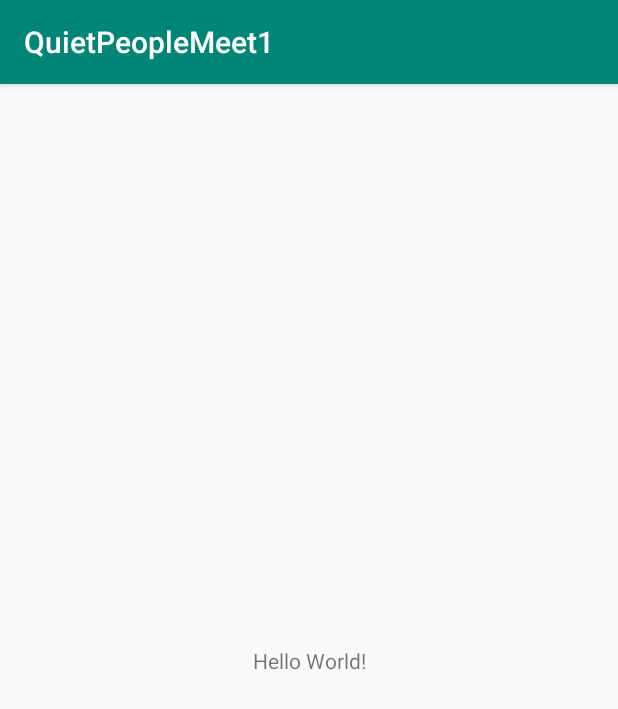
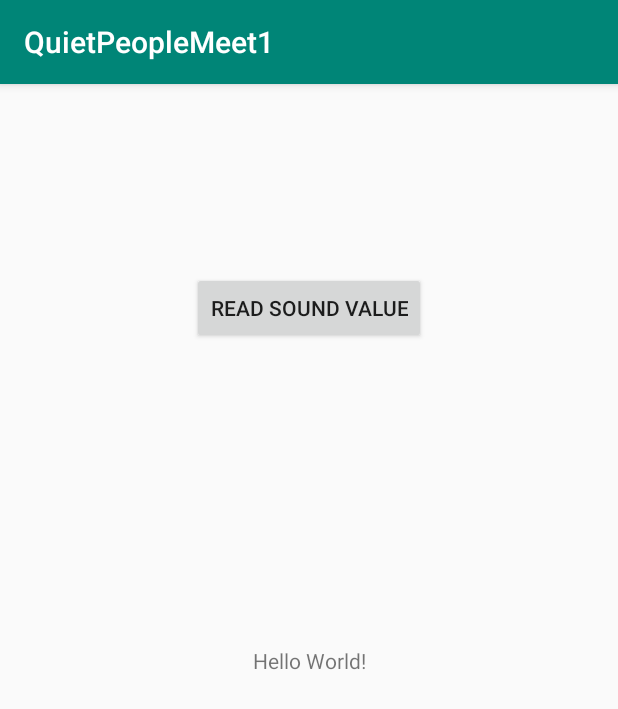
Before and after one commit to ZaneRammal/QuietPeopleMeet, an Android app: the screen it shows after launch (Home), on a phone screen of 412 x 824 dp. Shown: the top 709 px of the screen. Run offline under Robolectric (Android 15) with nearby library versions, the light colour scheme and no system bars.

Commit message:
Sound reader class works. UI button added for testing purposes

```diff
--- a/app/src/main/java/ca/uoit/quietpeoplemeet1/Home.java
+++ b/app/src/main/java/ca/uoit/quietpeoplemeet1/Home.java
@@ -1,9 +1,20 @@
 package ca.uoit.quietpeoplemeet1;
 
+import android.Manifest;
+import android.content.pm.PackageManager;
+import android.os.AsyncTask;
+import android.support.v4.app.ActivityCompat;
+import android.support.v4.content.ContextCompat;
 import android.support.v7.app.AppCompatActivity;
 import android.os.Bundle;
+import android.view.View;
+import android.widget.TextView;
+import android.Manifest;
 
 public class Home extends AppCompatActivity {
+
+    TextView tv;
+    SoundReader sr;
 
     @Override
     protected void onCreate(Bundle savedInstanceState) {
@@ -12,7 +23,30 @@ public class Home extends AppCompatActivity {
 
 
 
+        tv = findViewById(R.id.soundLevelTextView);
+        sr = new SoundReader();
+        try {
+            sr.start();
+        } catch (Exception e) {
+            e.printStackTrace();
+        }
+
+       // soundUpdater.run();
+
+    }
+
+
+    public void readSound(View v){
+
+        String TextValue = Double.toString(sr.getAmplitude());
+
+        tv.setText(TextValue);
+
 
 
     }
+
+
+
+
 }
--- a/app/src/main/java/ca/uoit/quietpeoplemeet1/SoundReader.java
+++ b/app/src/main/java/ca/uoit/quietpeoplemeet1/SoundReader.java
@@ -2,45 +2,38 @@ package ca.uoit.quietpeoplemeet1;
 
 import android.media.MediaRecorder;
 
-import java.io.File;
-
 public class SoundReader {
 
-    MediaRecorder mr;
+    private MediaRecorder mic = null;
 
-    public SoundReader(){
+    public void start() throws Exception{
+        if (mic == null) {
+            mic = new MediaRecorder();
+            mic.setAudioSource(MediaRecorder.AudioSource.MIC);
+            mic.setOutputFormat(MediaRecorder.OutputFormat.THREE_GPP);
+            mic.setAudioEncoder(MediaRecorder.AudioEncoder.AMR_NB);
+            mic.setOutputFile("/dev/null");
+            mic.prepare();
+            mic.start();
+        }
+    }
 
-        mr = new  MediaRecorder();
+    //stop the recording and release the resource
+    public void stop() {
+        if (mic != null) {
+            mic.stop();
+            mic.release();
+            mic = null;
+        }
+    }
+
+    //get sound wave amplitude at any given time
+    public double getAmplitude() {
+        if (mic != null)
+            return  mic.getMaxAmplitude();
+        else
+            return -1;
 
     }
 
-    int getSoundLevel(){
-        int soundLevel = 0;
-
-        /**
-         * record some audio (5 seconds),
-         * read that audio file,
-         * read sound levels and take average of soundlevel/second
-         *
-         * return a value (in dB?) for what the sound level is
-         */
-
-
-
-        return soundLevel;
-    }
-
-    void recordSample(){
-
-    }
-
-    int readSoundLevel(File soundFile){
-       int soundLevel = 0;
-
-       return soundLevel;
-    }
-
-
-
-
 }
--- a/app/src/main/res/layout/activity_home.xml
+++ b/app/src/main/res/layout/activity_home.xml
@@ -7,6 +7,7 @@
     tools:context=".Home">
 
     <TextView
+        android:id="@+id/soundLevelTextView"
         android:layout_width="wrap_content"
         android:layout_height="wrap_content"
         android:text="Hello World!"
@@ -15,4 +16,19 @@
         app:layout_constraintRight_toRightOf="parent"
         app:layout_constraintTop_toTopOf="parent" />
 
+    <Button
+        android:id="@+id/button3"
+        android:layout_width="wrap_content"
+        android:layout_height="wrap_content"
+        android:layout_marginStart="8dp"
+        android:layout_marginTop="8dp"
+        android:layout_marginEnd="8dp"
+        android:layout_marginBottom="84dp"
+        android:onClick="readSound"
+        android:text="read sound value"
+        app:layout_constraintBottom_toTopOf="@+id/soundLevelTextView"
+        app:layout_constraintEnd_toEndOf="parent"
+        app:layout_constraintStart_toStartOf="parent"
+        app:layout_constraintTop_toTopOf="parent" />
+
 </android.support.constraint.ConstraintLayout>
```
Also changed, not shown: 1 other file.
